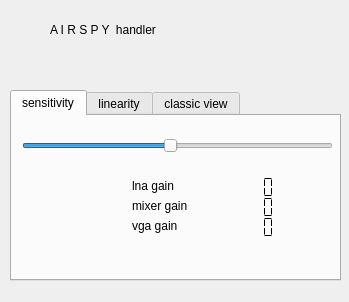
Above: devices/airspy-handler/airspy-widget.ui from JvanKatwijk/qt-dab before the change. Below: the same form after it.
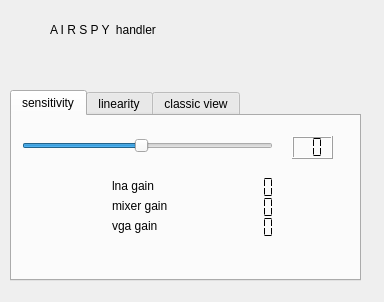
That is the form after the change.

Commit message: modification to airspy handler

Patch:
```diff
--- a/devices/airspy-handler/airspy-widget.ui
+++ b/devices/airspy-handler/airspy-widget.ui
@@ -6,7 +6,7 @@
    <rect>
     <x>0</x>
     <y>0</y>
-    <width>349</width>
+    <width>384</width>
     <height>302</height>
    </rect>
   </property>
@@ -18,7 +18,7 @@
     <rect>
      <x>10</x>
      <y>90</y>
-     <width>331</width>
+     <width>351</width>
      <height>191</height>
     </rect>
    </property>
@@ -34,7 +34,7 @@
       <rect>
        <x>10</x>
        <y>20</y>
-       <width>311</width>
+       <width>251</width>
        <height>20</height>
       </rect>
      </property>
@@ -48,25 +48,6 @@
       <enum>Qt::Horizontal</enum>
      </property>
     </widget>
-    <widget class="QLCDNumber" name="sensitivityDisplay">
-     <property name="geometry">
-      <rect>
-       <x>340</x>
-       <y>20</y>
-       <width>41</width>
-       <height>23</height>
-      </rect>
-     </property>
-     <property name="frameShape">
-      <enum>QFrame::NoFrame</enum>
-     </property>
-     <property name="digitCount">
-      <number>2</number>
-     </property>
-     <property name="segmentStyle">
-      <enum>QLCDNumber::Flat</enum>
-     </property>
-    </widget>
     <widget class="QLCDNumber" name="sensitivity_lnaDisplay">
      <property name="geometry">
       <rect>
@@ -127,7 +108,7 @@
     <widget class="QLabel" name="label_5">
      <property name="geometry">
       <rect>
-       <x>120</x>
+       <x>100</x>
        <y>60</y>
        <width>101</width>
        <height>20</height>
@@ -140,7 +121,7 @@
     <widget class="QLabel" name="label_6">
      <property name="geometry">
       <rect>
-       <x>120</x>
+       <x>100</x>
        <y>80</y>
        <width>91</width>
        <height>20</height>
@@ -153,7 +134,7 @@
     <widget class="QLabel" name="label_7">
      <property name="geometry">
       <rect>
-       <x>120</x>
+       <x>100</x>
        <y>100</y>
        <width>81</width>
        <height>20</height>
@@ -163,6 +144,22 @@
       <string>vga gain</string>
      </property>
     </widget>
+    <widget class="QLCDNumber" name="sensitivityDisplay">
+     <property name="geometry">
+      <rect>
+       <x>280</x>
+       <y>20</y>
+       <width>41</width>
+       <height>23</height>
+      </rect>
+     </property>
+     <property name="digitCount">
+      <number>2</number>
+     </property>
+     <property name="segmentStyle">
+      <enum>QLCDNumber::Flat</enum>
+     </property>
+    </widget>
    </widget>
    <widget class="QWidget" name="tab_2">
     <attribute name="title">
```
Left out of the diff: 18 changed lines with no effect on the pictures. The commit also changes 9 other files.
